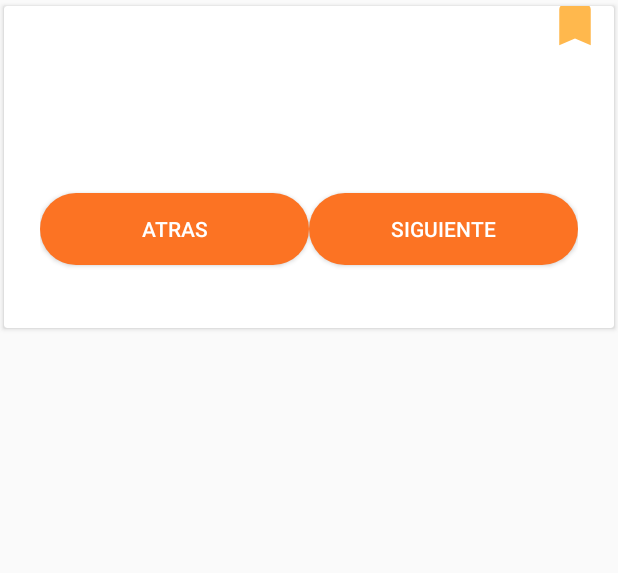
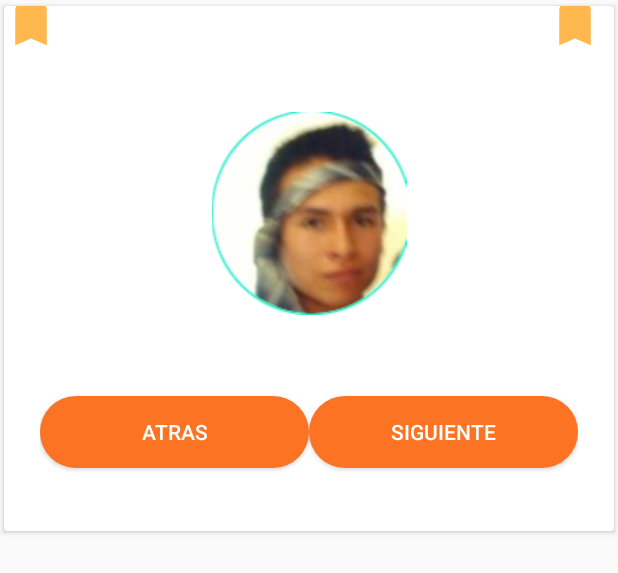
Before and after one commit to rich4rdruizgit/OliMath, an Android app: the layout adapter.xml on its own in the app's theme, with its tools: preview values and no code run, on a phone screen of 412 x 824 dp. Shown: the top 573 px of the screen. Run offline under Robolectric (Android 15) with nearby library versions, the phone set to English and light mode, and no system bars.

Commit message:
Commit agregando imagen escalada sin funcionalidad del json 29 junio de 2017 9:04pm

```diff
--- /dev/null
+++ b/app/src/main/res/drawable/ic_imagemark_24dp.xml
@@ -0,0 +1,9 @@
+<vector xmlns:android="http://schemas.android.com/apk/res/android"
+        android:width="36dp"
+        android:height="36dp"
+        android:viewportWidth="24.0"
+        android:viewportHeight="24.0">
+    <path
+        android:fillColor="#ffffb84d"
+        android:pathData="M17,3H7c-1.1,0 -1.99,0.9 -1.99,2L5,21l7,-3 7,3V5c0,-1.1 -0.9,-2 -2,-2z"/>
+</vector>
--- a/app/src/main/res/layout/adapter.xml
+++ b/app/src/main/res/layout/adapter.xml
@@ -36,6 +36,13 @@
 
                     <TextView
                         android:id="@+id/contentTextView"
+                        android:textColor="@color/secondary_text"
+                        style="@style/TextAppearance.AppCompat.Body1"
+                        android:layout_width="match_parent"
+                        android:layout_height="wrap_content"/>
+                    <ImageView
+                        android:id="@+id/contentViewImage"
+                        android:src="@drawable/pj"
                         android:textColor="@color/secondary_text"
                         style="@style/TextAppearance.AppCompat.Body1"
                         android:layout_width="match_parent"
@@ -86,6 +93,15 @@
                     android:layout_marginRight="8dp"
                     android:layout_marginTop="-5dp"
                     android:src="@drawable/ic_bookmark_24dp" />
+                <ImageView
+                    android:id="@+id/img_test_image"
+                    android:layout_width="wrap_content"
+                    android:layout_height="wrap_content"
+                    android:layout_gravity="top|left"
+                    android:layout_marginEnd="8dp"
+                    android:layout_marginRight="8dp"
+                    android:layout_marginTop="-5dp"
+                    android:src="@drawable/ic_imagemark_24dp" />
 
             </FrameLayout>
             </ScrollView>
```
Also changed, not shown: app/src/main/java/olimpiadas/sena/com/olimpiadasmath/activities/test/TestActivity.java (+2 -0 lines), app/src/main/java/olimpiadas/sena/com/olimpiadasmath/adapter/test/CardPagerAdapter.java (+30 -0 lines), app/src/main/java/olimpiadas/sena/com/olimpiadasmath/control/AppControl.java (+5 -5 lines).
